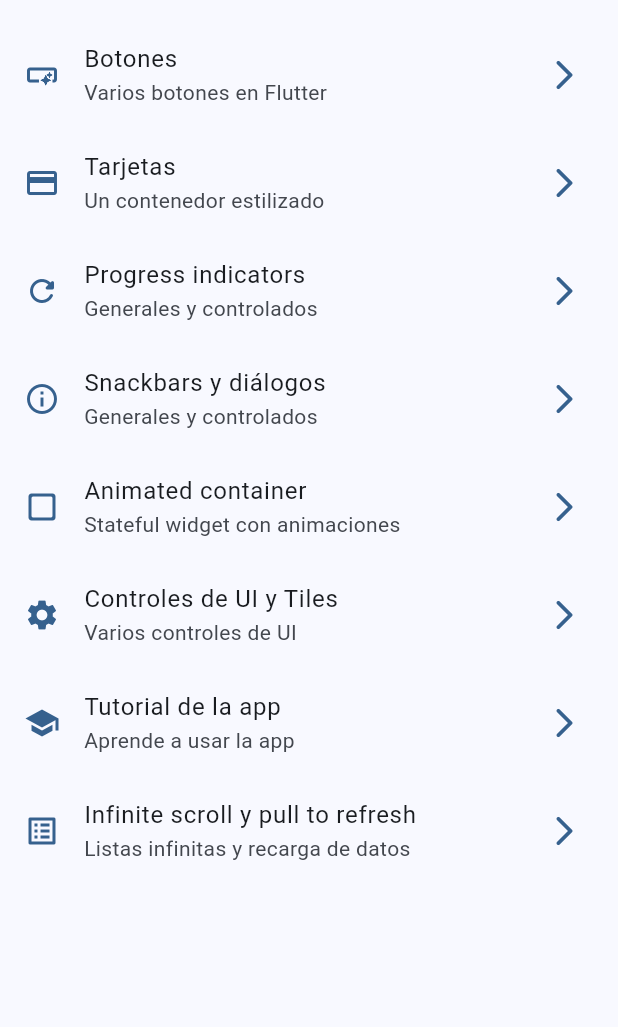
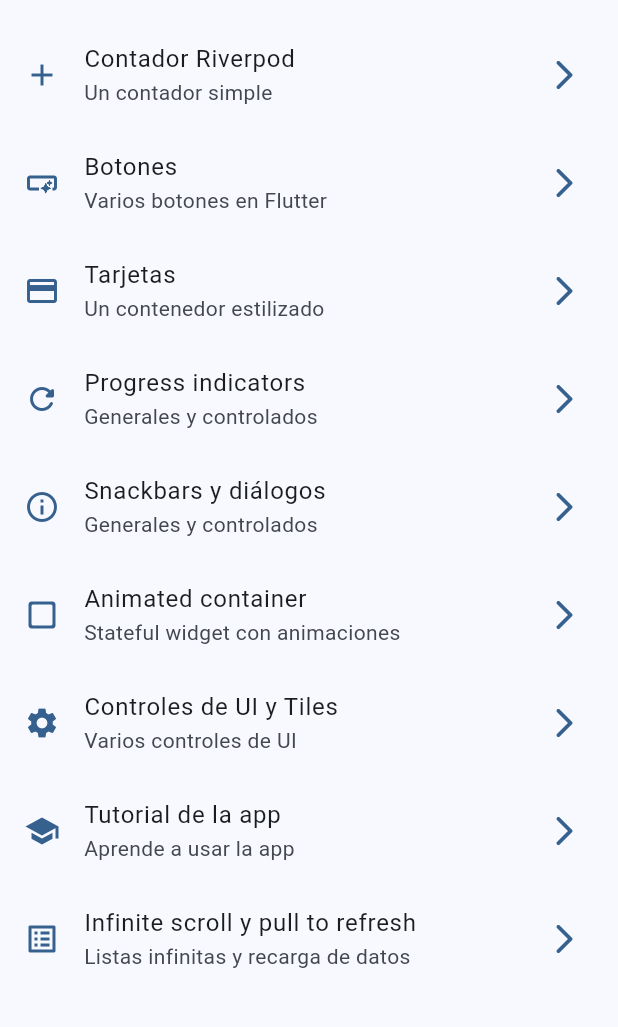
Before and after one commit to avazquezm/flutter_widgets_app, a Flutter app: the screen it shows after launch, on a phone screen of 412 x 824 dp, the part 63-1090 px from its top. Run offline on Flutter 3.47's test engine with Material 3 defaults, Android fonts, the phone set to English and light mode, and no system bars; our stand-ins replace animate_do, go_router.

```diff
--- a/lib/config/menu/menu_item.dart
+++ b/lib/config/menu/menu_item.dart
@@ -16,6 +16,12 @@ class MenuItem {
 }
 
 const List<MenuItem> appMenuItems = [
+  MenuItem(
+    title: 'Contador Riverpod',
+    subTitle: 'Un contador simple',
+    link: CounterScreen.name,
+    icon: Icons.add,
+  ),
   MenuItem(
     title: 'Botones',
     subTitle: 'Varios botones en Flutter',
--- a/lib/config/router/app_router.dart
+++ b/lib/config/router/app_router.dart
@@ -50,5 +50,10 @@ final appRouter = GoRouter(
       name: InfiniteScrollScreen.name,
       builder: (context, state) => const InfiniteScrollScreen(),
     ),
+    GoRoute(
+      path: '/counter',
+      name: CounterScreen.name,
+      builder: (context, state) => const CounterScreen(),
+    ),
   ],
 );
--- a/lib/presentation/screens/screens.dart
+++ b/lib/presentation/screens/screens.dart
@@ -7,3 +7,4 @@ export 'package:widgets_app/presentation/screens/infinite_scroll/infinite_scroll
 export 'package:widgets_app/presentation/screens/progress/progress_screen.dart';
 export 'package:widgets_app/presentation/screens/snackbar/snackbar_screen.dart';
 export 'package:widgets_app/presentation/screens/ui_controls/ui_controls_screen.dart';
+export 'package:widgets_app/presentation/screens/counter/counter_screen.dart';
```
Also changed, not shown: lib/presentation/screens/counter/counter_screen.dart (added, +27 -0 lines).
